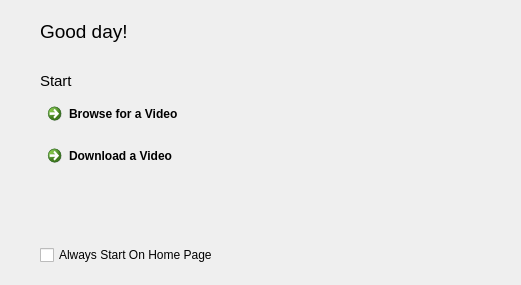
This is NickvisionTubeConverter/UI/Views/HomePage.ui in NickvisionApps/Parabolic as Qt 5 draws it before an edit. The edited form follows.
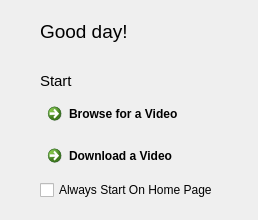
This is the edited form. Icons and pictures are not drawn.

Diff of the .ui file:
```diff
--- a/NickvisionTubeConverter/UI/Views/HomePage.ui
+++ b/NickvisionTubeConverter/UI/Views/HomePage.ui
@@ -2,14 +2,6 @@
 <ui version="4.0">
  <class>HomePage</class>
  <widget class="QWidget" name="HomePage">
-  <property name="geometry">
-   <rect>
-    <x>0</x>
-    <y>0</y>
-    <width>521</width>
-    <height>285</height>
-   </rect>
-  </property>
   <layout class="QHBoxLayout" name="horizontalLayout_2">
    <property name="leftMargin">
     <number>40</number>
```
